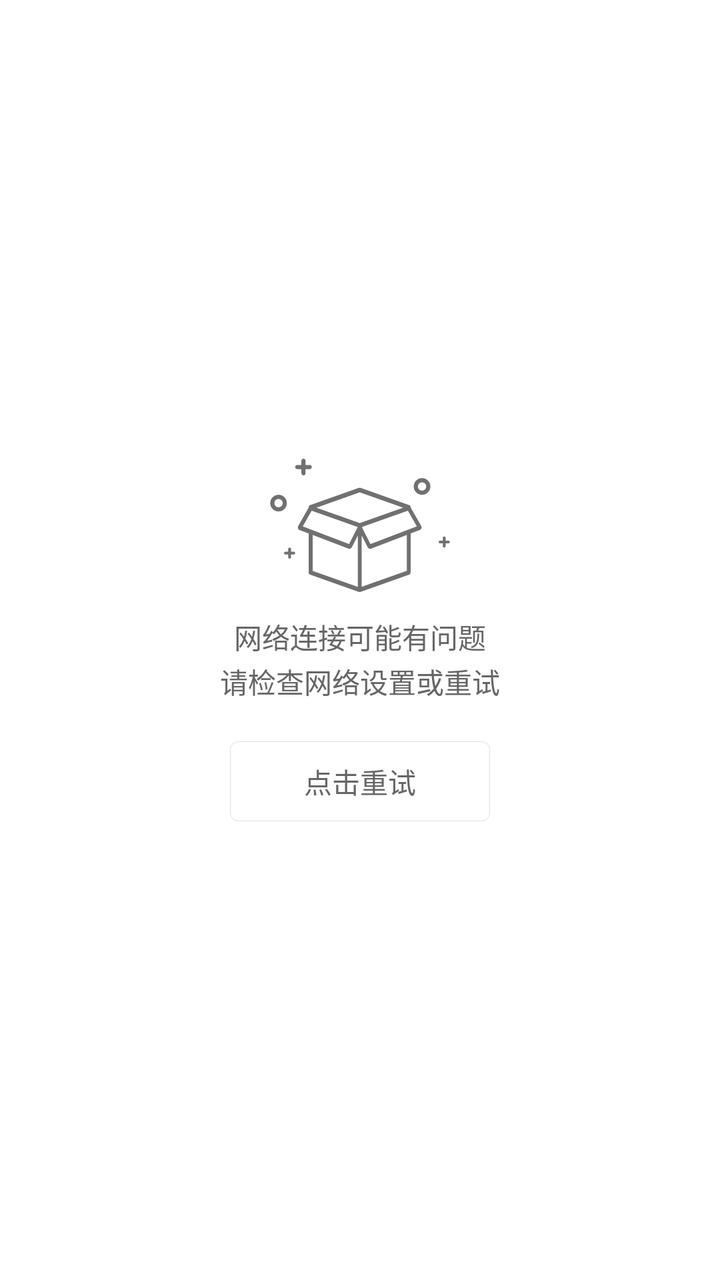
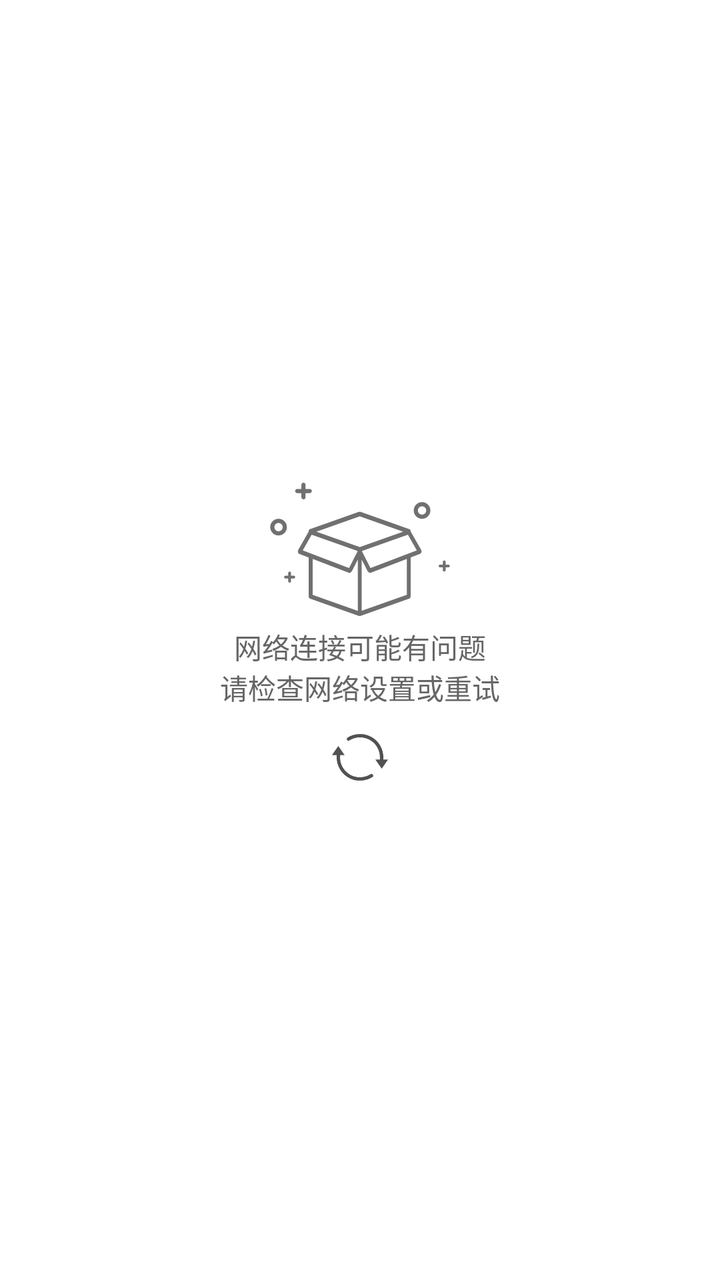

Before-and-after screenshots of an Android layout around one commit, followed by the original layout XML and the change that was made.
<!-- AndroidManifest.xml: application theme AppBaseTheme -->
<!-- res/layout/base_empty_layout.xml -->
<?xml version="1.0" encoding="utf-8"?>
<RelativeLayout xmlns:android="http://schemas.android.com/apk/res/android"
    android:layout_width="fill_parent"
    android:layout_height="fill_parent"
    android:background="@color/white">

    <LinearLayout
        android:layout_width="fill_parent"
        android:layout_height="fill_parent"
        android:gravity="center"
        android:orientation="vertical">

        <ImageView
            android:id="@+id/empty_icon"
            android:layout_width="wrap_content"
            android:layout_height="wrap_content"
            android:src="@drawable/empty_icon" />

        <TextView
            android:id="@+id/empty_text"
            android:layout_width="fill_parent"
            android:layout_height="wrap_content"
            android:layout_marginLeft="10dp"
            android:layout_marginRight="10dp"
            android:layout_marginTop="12dp"
            android:gravity="center|top"
            android:lineSpacingMultiplier="1.1"
            android:text="@string/no_net_tips"
            android:textColor="#666666"
            android:textSize="14sp" />

        <Button
            android:id="@+id/button"
            android:layout_width="130dp"
            android:layout_height="40dp"
            android:layout_marginTop="20dp"
            android:background="@drawable/btn_bg_style_1"
            android:text="点击重试"
            android:textColor="#666666"
            android:textSize="14dp" />
    </LinearLayout>

</RelativeLayout>
<!-- resources referenced by this layout -->
<resources>
  <color name="white">#ffffff</color>
  <!-- drawable btn_bg_style_1 (drawable) -->
  <?xml version="1.0" encoding="utf-8"?>
  <shape xmlns:android="http://schemas.android.com/apk/res/android"
      android:shape="rectangle">
      <solid android:color="@color/transparent" />
      <corners android:radius="4dp" />
      <stroke
          android:width="1px"
          android:color="@color/line" />
  </shape>
  <!-- drawable empty_icon: png bitmap (drawable-xhdpi, 5363 bytes) -->
  <string name="no_net_tips">网络连接可能有问题\n请检查网络设置或重试</string>
  <style name="AppBaseTheme" parent="@style/Theme.AppCompat.NoActionBar">
          <item name="android:windowNoTitle">true</item>
          <item name="android:windowContentOverlay">@null</item>
          <item name="android:windowAnimationStyle">@style/AnimationActivity</item>
          <item name="colorPrimary">@color/black</item>
          <item name="colorPrimaryDark">@color/black</item>
          <item name="colorAccent">@color/colorAccent</item>
      </style>
  <color name="transparent">#00000000</color>
  <color name="line">#dedede</color>
  <style name="AnimationActivity" parent="@android:style/Animation.Activity">
          <item name="android:activityOpenEnterAnimation">@anim/slide_in_right</item>
          <item name="android:activityCloseExitAnimation">@anim/slide_out_right</item>
          <item name="android:activityCloseEnterAnimation">@anim/slide_in_left</item>
          <item name="android:activityOpenExitAnimation">@anim/slide_out_left</item>
      </style>
  <color name="black">#000000</color>
  <color name="colorAccent">#FF4081</color>
</resources>

<!-- the commit's change to res/layout/base_empty_layout.xml (unified diff, before → after) -->
@@ -14,30 +14,27 @@
             android:id="@+id/empty_icon"
             android:layout_width="wrap_content"
             android:layout_height="wrap_content"
+            android:layout_marginBottom="5dp"
             android:src="@drawable/empty_icon" />
 
         <TextView
             android:id="@+id/empty_text"
-            android:layout_width="fill_parent"
+            android:layout_width="wrap_content"
             android:layout_height="wrap_content"
             android:layout_marginLeft="10dp"
             android:layout_marginRight="10dp"
-            android:layout_marginTop="12dp"
             android:gravity="center|top"
-            android:lineSpacingMultiplier="1.1"
             android:text="@string/no_net_tips"
             android:textColor="#666666"
             android:textSize="14sp" />
 
-        <Button
-            android:id="@+id/button"
-            android:layout_width="130dp"
+        <ImageView
+            android:id="@+id/btn_refresh"
+            android:layout_width="40dp"
             android:layout_height="40dp"
-            android:layout_marginTop="20dp"
-            android:background="@drawable/btn_bg_style_1"
-            android:text="点击重试"
-            android:textColor="#666666"
-            android:textSize="14dp" />
+            android:layout_marginTop="5dp"
+            android:padding="6dp"
+            android:src="@drawable/refresh_icon" />
     </LinearLayout>
 
 </RelativeLayout>
<!-- resource entries referenced after the edit -->
@@ -1,17 +1,8 @@
 <!-- resources referenced by this layout -->
 <resources>
   <color name="white">#ffffff</color>
-  <!-- drawable btn_bg_style_1 (drawable) -->
-  <?xml version="1.0" encoding="utf-8"?>
-  <shape xmlns:android="http://schemas.android.com/apk/res/android"
-      android:shape="rectangle">
-      <solid android:color="@color/transparent" />
-      <corners android:radius="4dp" />
-      <stroke
-          android:width="1px"
-          android:color="@color/line" />
-  </shape>
   <!-- drawable empty_icon: png bitmap (drawable-xhdpi, 5363 bytes) -->
+  <!-- drawable refresh_icon: png bitmap (drawable-xxhdpi, 5187 bytes) -->
   <string name="no_net_tips">网络连接可能有问题\n请检查网络设置或重试</string>
   <style name="AppBaseTheme" parent="@style/Theme.AppCompat.NoActionBar">
           <item name="android:windowNoTitle">true</item>
@@ -21,8 +12,6 @@
           <item name="colorPrimaryDark">@color/black</item>
           <item name="colorAccent">@color/colorAccent</item>
       </style>
-  <color name="transparent">#00000000</color>
-  <color name="line">#dedede</color>
   <style name="AnimationActivity" parent="@android:style/Animation.Activity">
           <item name="android:activityOpenEnterAnimation">@anim/slide_in_right</item>
           <item name="android:activityCloseExitAnimation">@anim/slide_out_right</item>
